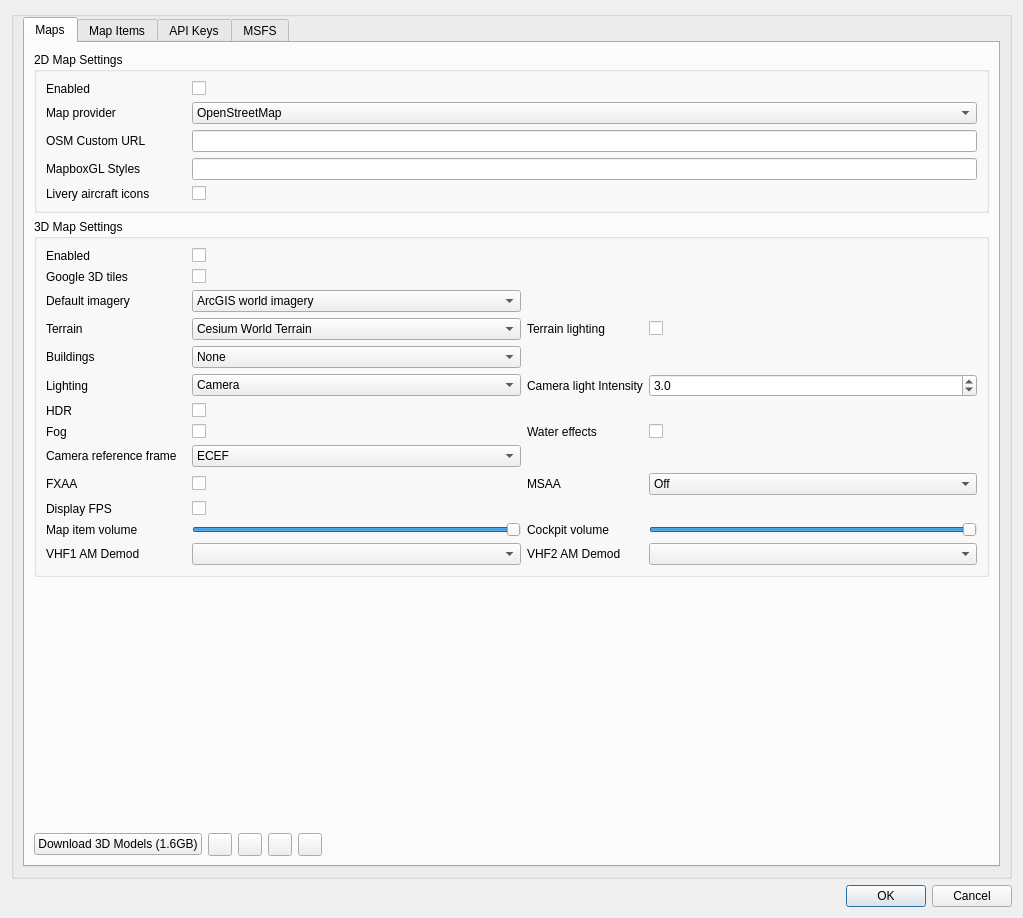
Qt form plugins/feature/map/mapsettingsdialog.ui (f4exb/sdrangel) before a commit.
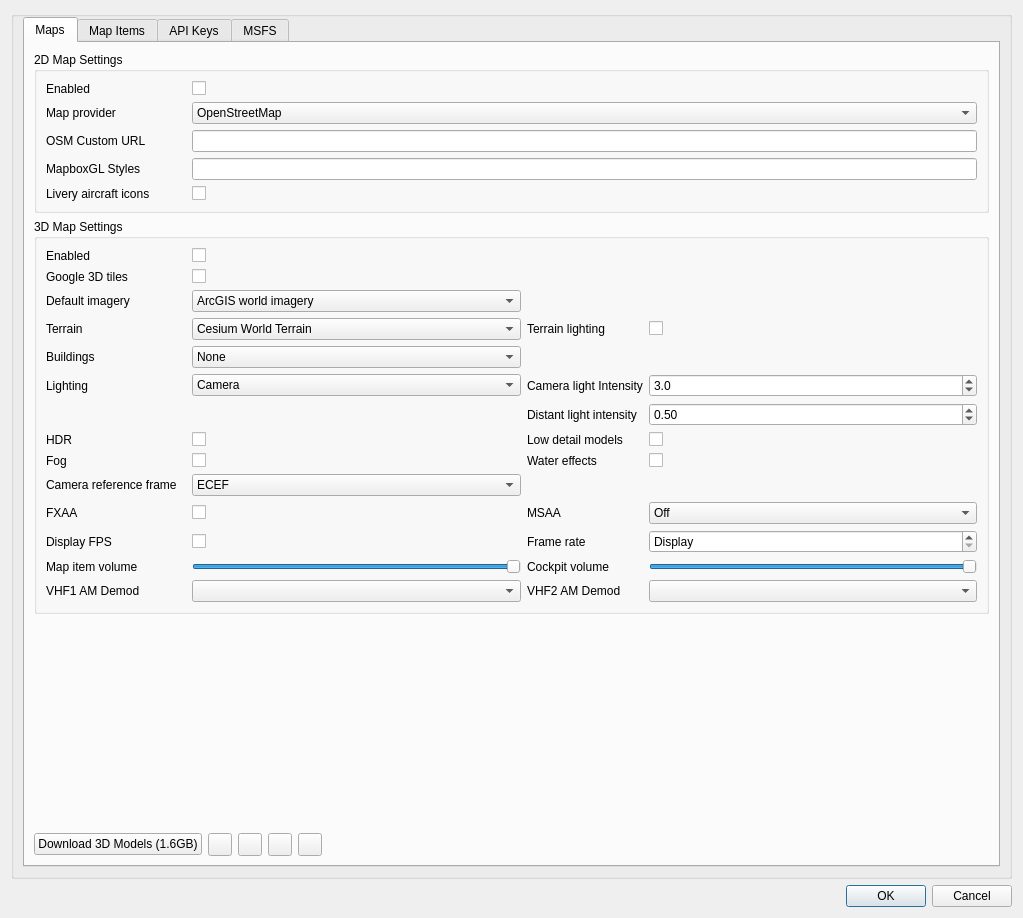
The same form after that commit. The open tabs and pages were chosen to show the change. Icons and pictures are not drawn.

Commit message: Map: Update cockpit instruments to churn less memory. Update model convert to produce faster LOD1 models, for aircraft at a distance. Optionally reduce texture size. Improve map startup time. Add CartoDB API key. Fix memory leak. Add distance ambient lighting.

Patch:
```diff
--- a/plugins/feature/map/mapsettingsdialog.ui
+++ b/plugins/feature/map/mapsettingsdialog.ui
@@ -401,6 +401,32 @@
                </property>
               </widget>
              </item>
+             <item row="14" column="2">
+              <widget class="QLabel" name="frameRateLabel">
+               <property name="text">
+                <string>Frame rate</string>
+               </property>
+              </widget>
+             </item>
+             <item row="14" column="3">
+              <widget class="QSpinBox" name="frameRate">
+               <property name="toolTip">
+                <string>Frame rate to render the 3D map at. Lower rates use less CPU and GPU. Display uses the refresh rate of the display the map is on</string>
+               </property>
+               <property name="specialValueText">
+                <string>Display</string>
+               </property>
+               <property name="suffix">
+                <string> fps</string>
+               </property>
+               <property name="minimum">
+                <number>0</number>
+               </property>
+               <property name="maximum">
+                <number>1000</number>
+               </property>
+              </widget>
+             </item>
              <item row="9" column="1">
               <widget class="QCheckBox" name="fog">
                <property name="toolTip">
@@ -442,6 +468,23 @@
                </property>
               </widget>
              </item>
+             <item row="8" column="2">
+              <widget class="QLabel" name="lowDetailModelsLabel">
+               <property name="text">
+                <string>Low detail models</string>
+               </property>
+              </widget>
+             </item>
+             <item row="8" column="3">
+              <widget class="QCheckBox" name="lowDetailModels">
+               <property name="toolTip">
+                <string>Draw aircraft that are small on screen with a simpler model of the same aircraft and livery, where one is installed (MSFS models converted with a second level of detail). Much faster with many aircraft in view</string>
+               </property>
+               <property name="text">
+                <string/>
+               </property>
+              </widget>
+             </item>
              <item row="9" column="0">
               <widget class="QLabel" name="fogLabel">
                <property name="text">
@@ -449,6 +492,32 @@
                </property>
               </widget>
              </item>
+             <item row="7" column="2">
+              <widget class="QLabel" name="distantLightIntensityLabel">
+               <property name="text">
+                <string>Distant light intensity</string>
+               </property>
+              </widget>
+             </item>
+             <item row="7" column="3">
+              <widget class="QDoubleSpinBox" name="distantLightIntensity">
+               <property name="toolTip">
+                <string>Ambient light added to 3D models in the distance, which are otherwise lit only from the side facing the Sun and appear as dark silhouettes against a bright sky. 0 to disable</string>
+               </property>
+               <property name="decimals">
+                <number>2</number>
+               </property>
+               <property name="maximum">
+                <double>5.000000000000000</double>
+               </property>
+               <property name="singleStep">
+                <double>0.100000000000000</double>
+               </property>
+               <property name="value">
+                <double>0.500000000000000</double>
+               </property>
+              </widget>
+             </item>
              <item row="6" column="3">
               <widget class="QDoubleSpinBox" name="lightIntensity">
                <property name="toolTip">
```
Left out of the diff: 96 changed lines with no effect on the pictures. The commit also changes 42 other files.
